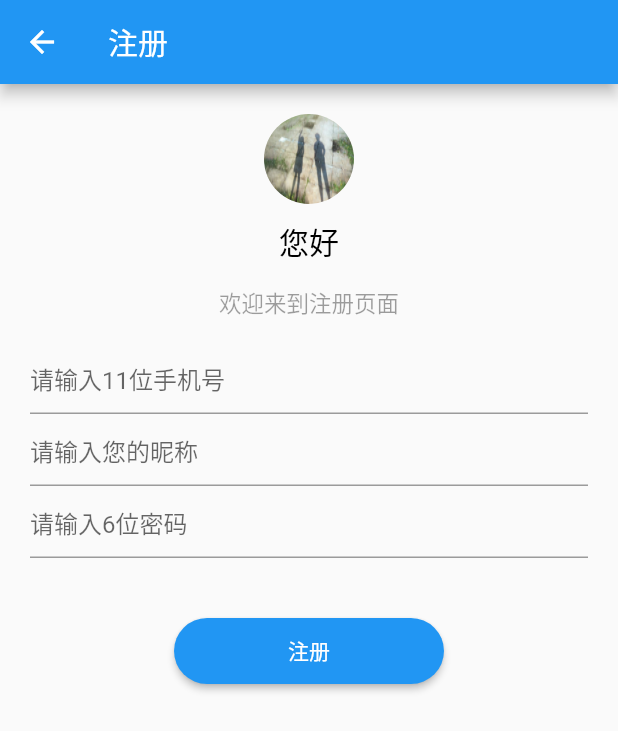
After one commit to BlackHumorwj/flutter_my, a Flutter app: the RegPage screen opened directly, on a phone screen of 412 x 824 dp. The commit adds this screen. Shown: the top 731 px of the screen. Run offline on Flutter 3.47's test engine with Material 2 defaults, Android fonts, the phone set to English and light mode, and no system bars.

Commit message:
提交widget,注册页面

```diff
--- a/lib/boy/pages/login_page.dart
+++ b/lib/boy/pages/login_page.dart
@@ -3,6 +3,9 @@ import 'package:flutter_app/boy/api/Api.dart';
 import 'package:flutter_app/boy/api/NetUtils.dart';
 import 'package:flutter_app/boy/common/DialogUtils.dart';
 import 'dart:convert';
+
+import 'package:flutter_app/boy/pages/reg_page.dart';
+
 //登录页面
 class LoginPage extends StatefulWidget {
   @override
@@ -18,31 +21,28 @@ class _LoginPageState extends State<LoginPage> {
   @override
   void initState() {
     super.initState();
-
     initEvent();
   }
 
-  void initEvent() {
-    _accountEditingController.addListener(() {
-      _pswEditingController.text = _accountEditingController.text;
-      setState(() {});
-    });
-  }
+  void initEvent() {}
 
   @override
   Widget build(BuildContext context) {
     return Scaffold(
       appBar: AppBar(
+        //标题栏
         title: Text(
           "登录",
         ),
         leading: IconButton(
+            //返回键样式
             icon: BackButtonIcon(),
             onPressed: () {
               Navigator.pop(context);
             }),
       ),
-      body: Container(
+      body: SingleChildScrollView(
+        child: Container(
           margin: EdgeInsets.fromLTRB(20, 20, 20, 10),
           child: Column(
             children: <Widget>[
@@ -88,7 +88,9 @@ class _LoginPageState extends State<LoginPage> {
                 child: GestureDetector(
                   //给widget设置点击事件
                   onTap: () {
-                  DialogUtils.show(context, "ddd", "ddd");
+                    Navigator.of(context).push(MaterialPageRoute(builder: (_) {
+                      return RegPage();
+                    }));
                   },
                   child: Align(
                     alignment: Alignment.centerLeft,
@@ -125,6 +127,7 @@ class _LoginPageState extends State<LoginPage> {
             ],
           ),
         ),
+      ),
     );
   }
 
@@ -141,10 +144,10 @@ class _LoginPageState extends State<LoginPage> {
 
     NetUtils.post(Api.LOGIN, _map).then((data) {
       if (data != null) {}
-        Map<String,dynamic> response =  json.decode(data);
-        if(response['returnCode']==0){
+      Map<String, dynamic> response = json.decode(data);
+      if (response['returnCode'] == 0) {
         DialogUtils.show(context, "提示", "登录成功");
-        }else{
+      } else {
         DialogUtils.show(context, "提示", "登录失败，${response['returnMsg']}");
       }
     });
--- /dev/null
+++ b/lib/boy/pages/reg_page.dart
@@ -0,0 +1,83 @@
+import 'package:flutter/material.dart';
+
+class RegPage extends StatefulWidget {
+  @override
+  _RegPageState createState() => _RegPageState();
+}
+
+class _RegPageState extends State<RegPage> {
+  @override
+  Widget build(BuildContext context) {
+    return Scaffold(
+      appBar: AppBar(
+        title: Text(
+          "注册",
+        ),
+      ),
+      body: SingleChildScrollView(
+        child: Container(
+          alignment: Alignment.center,
+          margin: EdgeInsets.only(top: 20, left: 20, right: 20),
+          child: Column(
+            children: <Widget>[
+              GestureDetector(
+                child: ClipRRect(
+                  //头像
+                  borderRadius: BorderRadius.all(Radius.circular(50)),
+                  child: Image.asset(
+                    "assets/test.jpeg",
+                    fit: BoxFit.fill,
+                    height: 60,
+                    width: 60,
+                  ),
+                ),
+                onTap: () {},
+              ),
+              Container(
+                margin: EdgeInsets.only(top: 10),
+                child: Text(
+                  "您好",
+                  style: TextStyle(fontSize: 20, color: Colors.black),
+                ),
+              ),
+              Container(
+                margin: EdgeInsets.only(top: 15, bottom: 15),
+                child: Text(
+                  "欢迎来到注册页面",
+                  style: TextStyle(fontSize: 15, color: Colors.black38),
+                ),
+              ),
+              TextField(
+                keyboardType: TextInputType.phone,
+                decoration: InputDecoration(hintText: "请输入11位手机号"),
+              ),
+              TextField(
+                decoration: InputDecoration(hintText: "请输入您的昵称"),
+              ),
+              TextField(
+                obscureText: true,
+                decoration: InputDecoration(hintText: "请输入6位密码"),
+              ),
+              Container(
+                width: 180,
+                height: 44,
+                margin: EdgeInsets.only(top: 40),
+                child: MaterialButton(
+                  //设置圆角
+                  shape: RoundedRectangleBorder(
+                      borderRadius: BorderRadius.all(Radius.circular(50))),
+                  color: Colors.blue,
+                  child: Text(
+                    '注册',
+                    style: TextStyle(color: Colors.white),
+                  ),
+                  onPressed: () {},
+                ),
+              )
+            ],
+          ),
+        ),
+      ),
+    );
+  }
+}
--- a/lib/demo/demo_state_widget.dart
+++ b/lib/demo/demo_state_widget.dart
@@ -154,7 +154,6 @@ class _DemoStateWidgetState extends State<DemoStateWidget> {
                 RichText(
                   text: TextSpan(),
                 ),
-                TextField()
               ],
             ),
           ),
```
Also changed, not shown: pubspec.yaml (+5 -2 lines), assets/test.jpeg (added). Lines whose indentation alone changed are shown as unchanged.
